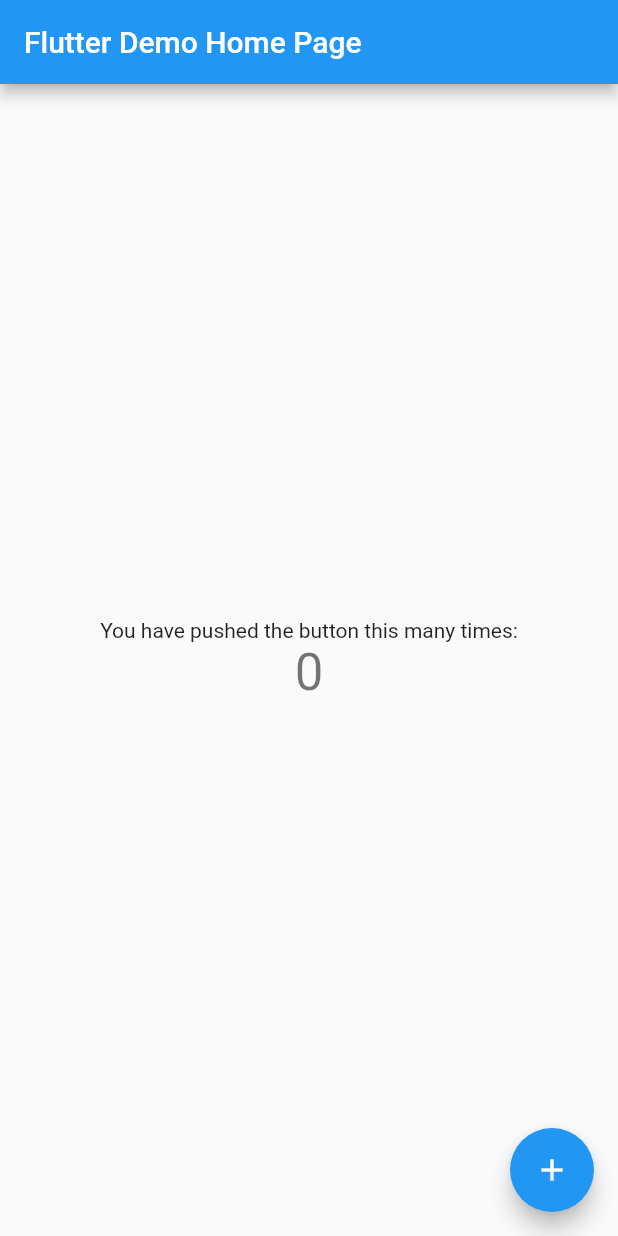
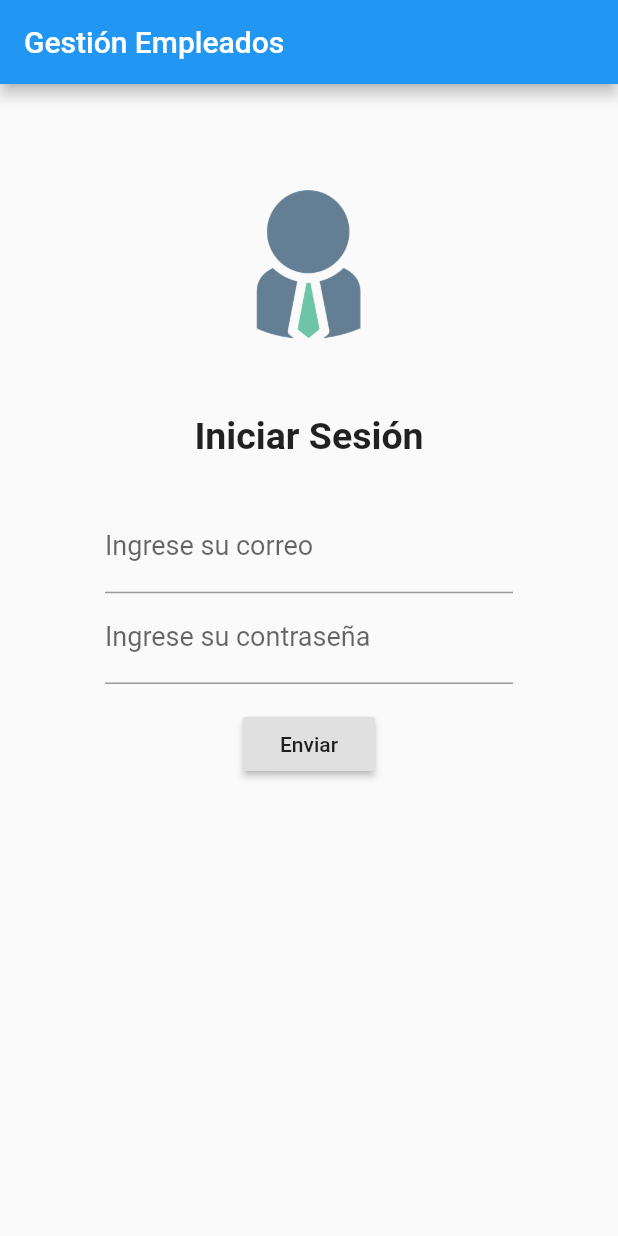
Before and after one commit to David-Viuche/gestion-empleados-app, a Flutter app: the screen it shows after launch, on a phone screen of 412 x 824 dp. Run offline on Flutter 3.47's test engine with Material 2 defaults, Android fonts, the phone set to English and light mode, and no system bars.

Commit message:
formulario de inicio de sesion

```diff
--- a/lib/main.dart
+++ b/lib/main.dart
@@ -1,4 +1,5 @@
 import 'package:flutter/material.dart';
+import 'package:gestion_empleados/ui/home_page.dart';
 
 void main() {
   runApp(MyApp());
@@ -8,59 +9,10 @@ class MyApp extends StatelessWidget {
   @override
   Widget build(BuildContext context) {
     return MaterialApp(
-      title: 'Flutter Demo',
-      theme: ThemeData(
-        primarySwatch: Colors.blue,
-        visualDensity: VisualDensity.adaptivePlatformDensity,
-      ),
-      home: MyHomePage(title: 'Flutter Demo Home Page'),
+      title: 'Gestion Empleados',
+      debugShowCheckedModeBanner: false,
+      theme: ThemeData.light(),
+      home: HomePage(),
     );
   }
 }
-
-class MyHomePage extends StatefulWidget {
-  MyHomePage({Key key, this.title}) : super(key: key);
-
-  final String title;
-
-  @override
-  _MyHomePageState createState() => _MyHomePageState();
-}
-
-class _MyHomePageState extends State<MyHomePage> {
-  int _counter = 0;
-
-  void _incrementCounter() {
-    setState(() {
-      _counter++;
-    });
-  }
-
-  @override
-  Widget build(BuildContext context) {
-    return Scaffold(
-      appBar: AppBar(
-        title: Text(widget.title),
-      ),
-      body: Center(
-        child: Column(
-          mainAxisAlignment: MainAxisAlignment.center,
-          children: <Widget>[
-            Text(
-              'You have pushed the button this many times:',
-            ),
-            Text(
-              '$_counter',
-              style: Theme.of(context).textTheme.headline4,
-            ),
-          ],
-        ),
-      ),
-      floatingActionButton: FloatingActionButton(
-        onPressed: _incrementCounter,
-        tooltip: 'Increment',
-        child: Icon(Icons.add),
-      ),
-    );
-  }
-}
--- /dev/null
+++ b/lib/ui/empleados/empleados_page.dart
@@ -0,0 +1,9 @@
+import 'package:flutter/material.dart';
+import 'package:gestion_empleados/ui/home_page.dart';
+
+class EmpleadosPage extends StatelessWidget {
+  @override
+  Widget build(BuildContext context) {
+    return Scaffold(appBar: new AppBar(automaticallyImplyLeading: false));
+  }
+}
--- /dev/null
+++ b/lib/ui/formulario_inicio.dart
@@ -0,0 +1,71 @@
+import 'package:flutter/material.dart';
+import 'package:gestion_empleados/ui/empleados/empleados_page.dart';
+
+class FormInicio extends StatefulWidget {
+  @override
+  _FormInicioState createState() => _FormInicioState();
+}
+
+class _FormInicioState extends State<FormInicio> {
+  final _formKey = GlobalKey<FormState>();
+
+  void handleNavigateTap(BuildContext context) {
+    Navigator.of(context)
+        .push(MaterialPageRoute(builder: (_) => EmpleadosPage()));
+  }
+
+  @override
+  Widget build(BuildContext context) {
+    return Form(
+        key: _formKey,
+        child: Column(
+          children: [
+            Padding(
+              padding: const EdgeInsets.symmetric(vertical: 30, horizontal: 50),
+              child: Column(
+                children: <Widget>[
+                  TextFormField(
+                    decoration: InputDecoration(
+                        labelText: 'Ingrese su correo',
+                        labelStyle: TextStyle(fontSize: 18),
+                        hintStyle: TextStyle(fontSize: 18)),
+                    // ignore: missing_return
+                    validator: (value) {
+                      if (value.isEmpty) {
+                        return 'Por favor ingrese su correo';
+                      }
+                    },
+                  ),
+                  TextFormField(
+                    decoration: InputDecoration(
+                        labelText: 'Ingrese su contraseña',
+                        labelStyle: TextStyle(fontSize: 18),
+                        hintStyle: TextStyle(fontSize: 18)),
+                    // ignore: missing_return
+                    validator: (value) {
+                      if (value.isEmpty) {
+                        return 'Por favor ingrese su correo';
+                      }
+                    },
+                  ),
+                  Padding(
+                    padding: const EdgeInsets.symmetric(vertical: 16.0),
+                    child: RaisedButton(
+                      onPressed: () {
+                        // devolverá true si el formulario es válido, o falso si
+                        // el formulario no es válido.
+                        if (_formKey.currentState.validate()) {
+                          // Si el formulario es válido, queremos mostrar un Snackbar
+                          handleNavigateTap(context);
+                        }
+                      },
+                      child: Text('Enviar'),
+                    ),
+                  ),
+                ],
+              ),
+            ),
+          ],
+        ));
+  }
+}
--- /dev/null
+++ b/lib/ui/home_page.dart
@@ -0,0 +1,40 @@
+import 'package:flutter/material.dart';
+import 'package:gestion_empleados/ui/formulario_inicio.dart';
+
+class HomePage extends StatelessWidget {
+  @override
+  Widget build(BuildContext context) {
+    return Scaffold(
+        appBar: AppBar(
+          title: Text('Gestión Empleados'),
+        ),
+        body: ListView(
+          shrinkWrap: true,
+          padding: const EdgeInsets.all(20.0),
+          children: <Widget>[
+            Column(
+              crossAxisAlignment: CrossAxisAlignment.stretch,
+              children: [
+                SizedBox(
+                  height: 50,
+                ),
+                Image.asset(
+                  'assets/logo.png',
+                  height: 100,
+                ),
+                SizedBox(
+                  height: 50,
+                ),
+                Text('Iniciar Sesión',
+                    textAlign: TextAlign.center,
+                    style: TextStyle(
+                      fontSize: 25,
+                      fontWeight: FontWeight.bold,
+                    )),
+                FormInicio(),
+              ],
+            ),
+          ],
+        ));
+  }
+}
--- a/pubspec.yaml
+++ b/pubspec.yaml
@@ -45,9 +45,8 @@ flutter:
   uses-material-design: true
 
   # To add assets to your application, add an assets section, like this:
-  # assets:
-  #   - images/a_dot_burr.jpeg
-  #   - images/a_dot_ham.jpeg
+  assets:
+    - assets/
 
   # An image asset can refer to one or more resolution-specific "variants", see
   # https://flutter.dev/assets-and-images/#resolution-aware.
```
Also changed, not shown: assets/logo.png (added).
